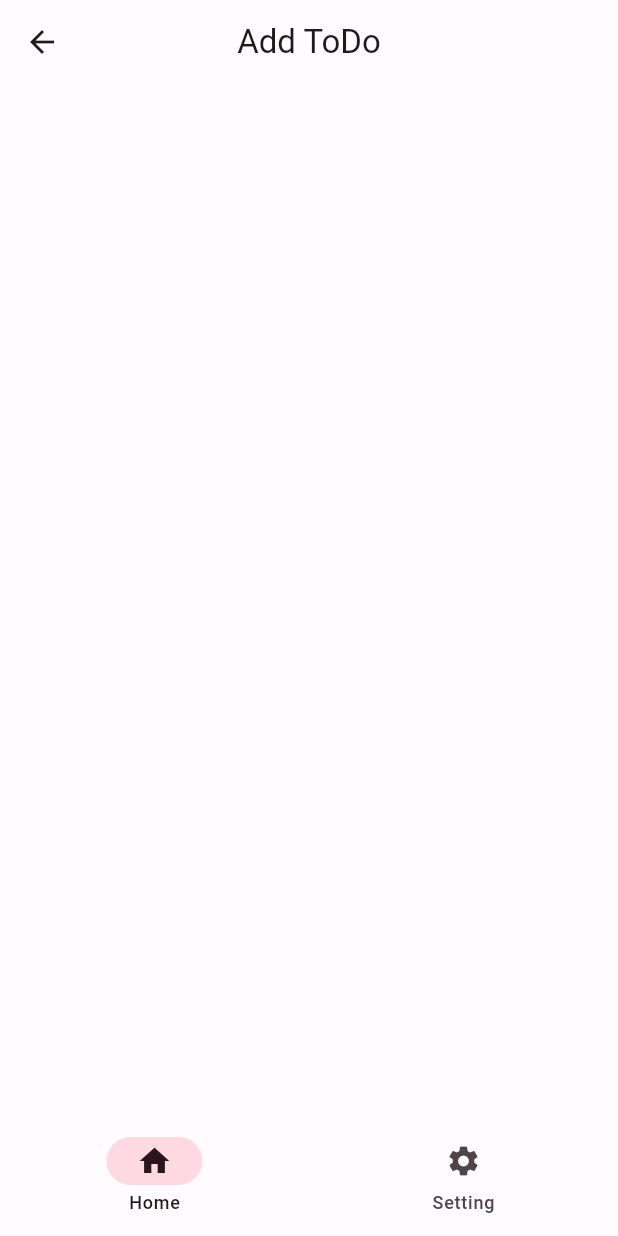
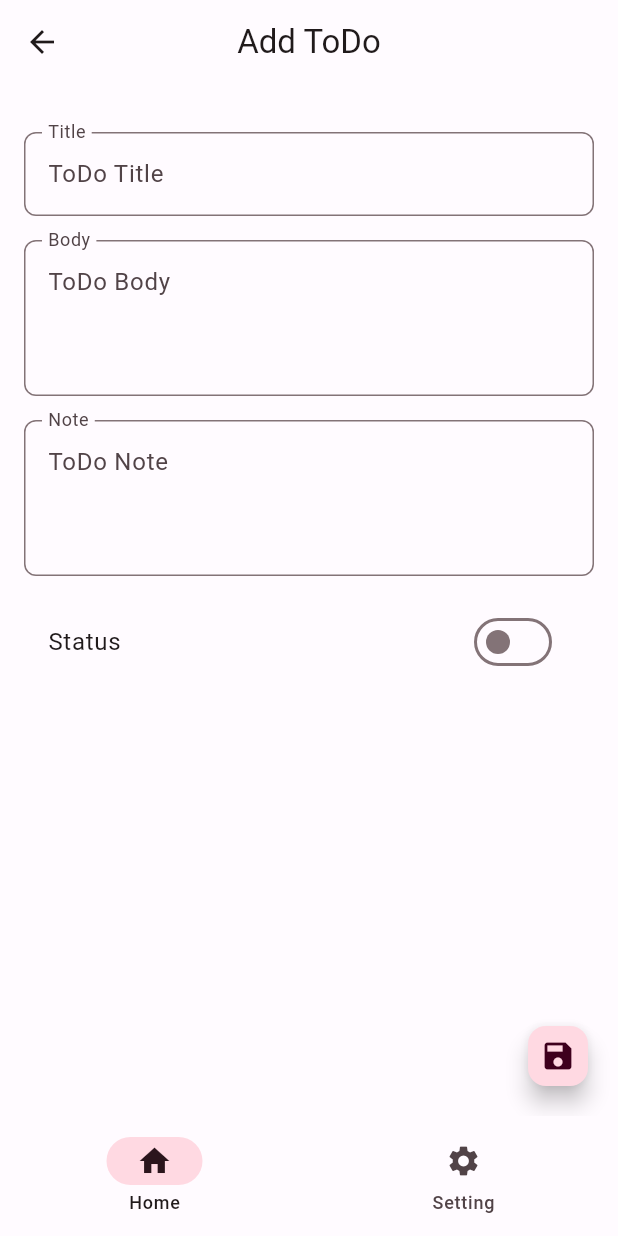
Before and after one commit to rddewan/flutter-clean-architecture-with-cubit, a Flutter app: the ToDoAddScreen screen opened by its route, on a phone screen of 412 x 824 dp. Run offline on Flutter 3.47's test engine with Material 2 defaults, Android fonts, the phone set to English and light mode, and no system bars; our stand-ins replace equatable, flutter_bloc, freezed_annotation, get_it, go_router.

```diff
--- /dev/null
+++ b/lib/common/style/dimens.dart
@@ -0,0 +1,6 @@
+
+const double kSmall = 8.0;
+const double kMedium = 16;
+const double kLarge = 24;
+const double kXLarge = 32;
+const double kXXLarge = 40;
--- a/lib/features/todo/presentation/ui/todo_add_screen.dart
+++ b/lib/features/todo/presentation/ui/todo_add_screen.dart
@@ -1,6 +1,8 @@
 
 
 import 'package:flutter/material.dart';
+import 'package:todo_app/common/style/dimens.dart';
+import 'package:todo_app/common/widget/form/custom_text_form_field.dart';
 
 class ToDoAddScreen extends StatefulWidget {
   const ToDoAddScreen({Key? key}) : super(key: key);
@@ -10,7 +12,18 @@ class ToDoAddScreen extends StatefulWidget {
 }
 
 class _ToDoAddScreenState extends State<ToDoAddScreen> {
+  final GlobalKey<FormState> _formKey = GlobalKey();
+  final TextEditingController _titleController = TextEditingController();
+  final TextEditingController _bodyController = TextEditingController();
+  final TextEditingController _noteController = TextEditingController();
 
+  @override
+  void dispose() {
+    _titleController.dispose();
+    _bodyController.dispose();
+    _noteController.dispose();
+    super.dispose();
+  }
   @override
   Widget build(BuildContext context) {
     return Scaffold(
@@ -20,10 +33,92 @@ class _ToDoAddScreenState extends State<ToDoAddScreen> {
       ),
       body: SingleChildScrollView(
         child: Form(
-          child: Column(
-            children: [],
+          key: _formKey,
+          child: Padding(
+            padding: const EdgeInsets.all(kMedium),
+            child: Column(
+              children: [
+                const SizedBox(height: kMedium,),
+
+                CustomTextFormField(
+                  controller: _titleController,
+                  labelText: 'Title',
+                  hintText: 'ToDo Title',
+                  keyboardType: TextInputType.text,
+                  textInputAction: TextInputAction.next,
+                  validator: (value) {
+                    if (value == null || value.isEmpty) {
+                      return 'title is empty';
+                    }
+                    return null;
+                  },
+                  onChanged: (value) {
+                    return null;
+                  },
+                ),
+
+                const SizedBox(height: kMedium,),
+
+                CustomTextFormField(
+                  controller: _titleController,
+                  labelText: 'Body',
+                  hintText: 'ToDo Body',
+                  keyboardType: TextInputType.text,
+                  textInputAction: TextInputAction.next,
+                  maxLines: 4,
+                  minLine: 3,
+                  validator: (value) {
+                    if (value == null || value.isEmpty) {
+                      return 'body is empty';
+                    }
+                    return null;
+                  },
+                  onChanged: (value) {
+                    return null;
+                  },
+                ),
+
+                const SizedBox(height: kMedium,),
+
+                CustomTextFormField(
+                  controller: _titleController,
+                  labelText: 'Note',
+                  hintText: 'ToDo Note',
+                  keyboardType: TextInputType.text,
+                  textInputAction: TextInputAction.next,
+                  maxLines: 5,
+                  minLine: 3,
+                  validator: (value) {
+                    if (value == null || value.isEmpty) {
+                      return 'Note is empty';
+                    }
+                    return null;
+                  },
+                  onChanged: (value) {
+                    return null;
+                  },
+                ),
+
+                const SizedBox(height: kMedium,),
+
+                SwitchListTile.adaptive(
+                  title: const Text('Status'),
+                  value: false,
+                  onChanged: (value) {
+
+                  },
+                )
+              ],
+            ),
           ),
         ),
+      ),
+      floatingActionButton: FloatingActionButton.small(
+        heroTag: 'saveToDo',
+        onPressed: () {
+
+        },
+        child: const Icon(Icons.save),
       ),
     );
   }
```
